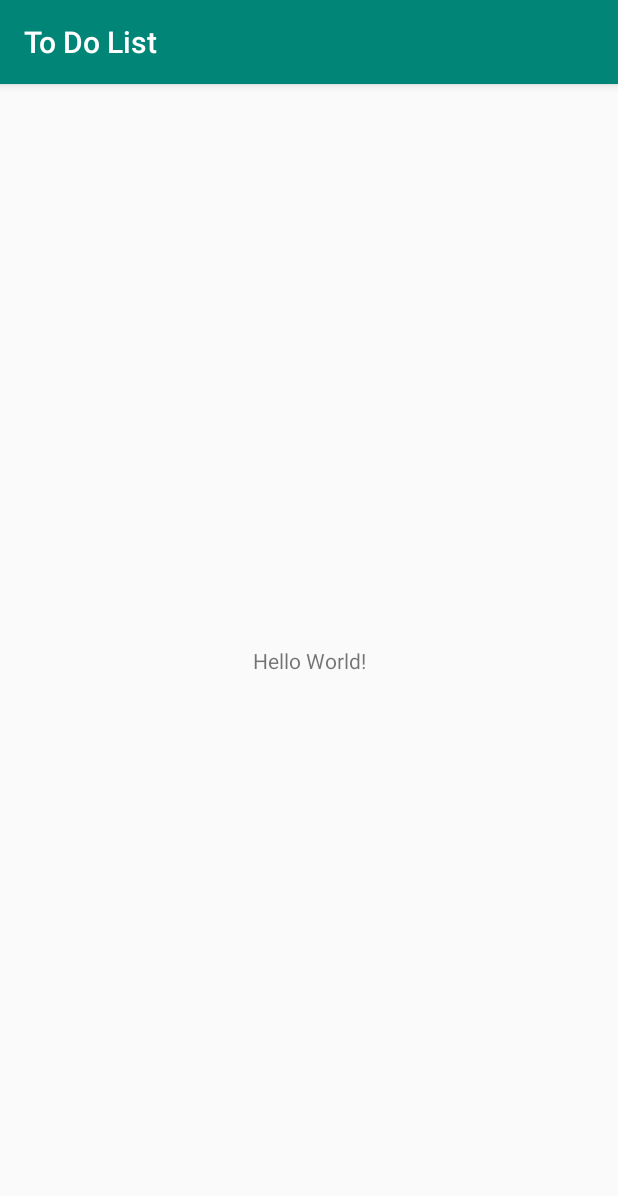
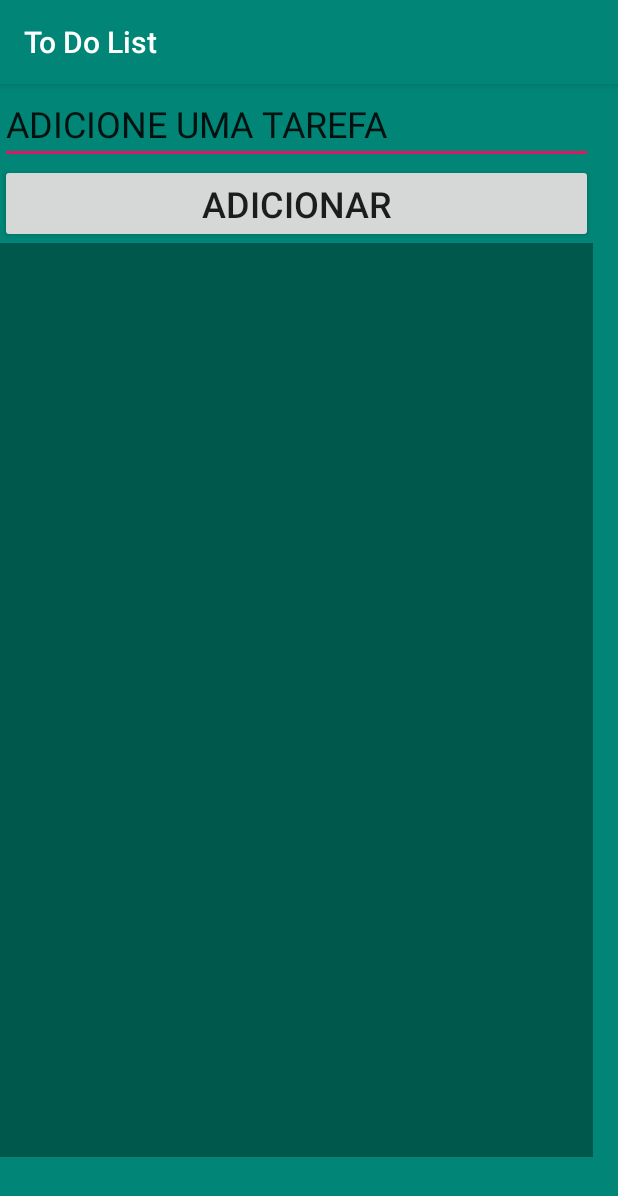
Before and after one commit to RonaldoSkibinski/ToDoList, an Android app: the screen it shows after launch (MainActivity), on a phone screen of 412 x 824 dp. Shown: the top 1196 px of the screen. Run offline under Robolectric (Android 15) with nearby library versions, the phone set to English and light mode, and no system bars.

Commit message:
Added text input, save button and ListView to layout

```diff
--- a/app/src/main/AndroidManifest.xml
+++ b/app/src/main/AndroidManifest.xml
@@ -1,6 +1,6 @@
 <?xml version="1.0" encoding="utf-8"?>
 <manifest xmlns:android="http://schemas.android.com/apk/res/android"
-    package="project.com.todolist" >
+    package="project.com.todolist">
 
     <application
         android:allowBackup="true"
@@ -8,8 +8,8 @@
         android:label="@string/app_name"
         android:roundIcon="@mipmap/ic_launcher_round"
         android:supportsRtl="true"
-        android:theme="@style/AppTheme" >
-        <activity android:name=".MainActivity" >
+        android:theme="@style/AppTheme">
+        <activity android:name=".MainActivity">
             <intent-filter>
                 <action android:name="android.intent.action.MAIN" />
 
--- a/app/src/main/java/project/com/todolist/MainActivity.java
+++ b/app/src/main/java/project/com/todolist/MainActivity.java
@@ -1,6 +1,7 @@
 package project.com.todolist;
 
 import androidx.appcompat.app.AppCompatActivity;
+
 import android.os.Bundle;
 
 public class MainActivity extends AppCompatActivity {
--- a/app/src/main/res/layout/activity_main.xml
+++ b/app/src/main/res/layout/activity_main.xml
@@ -1,19 +1,38 @@
 <?xml version="1.0" encoding="utf-8"?>
-<androidx.constraintlayout.widget.ConstraintLayout
-    xmlns:android="http://schemas.android.com/apk/res/android"
+<androidx.constraintlayout.widget.ConstraintLayout xmlns:android="http://schemas.android.com/apk/res/android"
+    xmlns:app="http://schemas.android.com/apk/res-auto"
     xmlns:tools="http://schemas.android.com/tools"
-    xmlns:app="http://schemas.android.com/apk/res-auto"
     android:layout_width="match_parent"
     android:layout_height="match_parent"
+    android:background="@color/colorPrimary"
     tools:context=".MainActivity">
 
-    <TextView
-        android:layout_width="wrap_content"
-        android:layout_height="wrap_content"
-        android:text="Hello World!"
-        app:layout_constraintBottom_toBottomOf="parent"
-        app:layout_constraintLeft_toLeftOf="parent"
-        app:layout_constraintRight_toRightOf="parent"
-        app:layout_constraintTop_toTopOf="parent" />
+    <LinearLayout
+        android:layout_width="395dp"
+        android:layout_height="715dp"
+        android:orientation="vertical"
+        tools:layout_editor_absoluteX="8dp"
+        tools:layout_editor_absoluteY="8dp">
 
+        <EditText
+            android:id="@+id/editText"
+            android:layout_width="match_parent"
+            android:layout_height="wrap_content"
+            android:ems="10"
+            android:inputType="textPersonName"
+            android:text="@string/txt_tarefas"
+            android:textSize="24sp" />
+
+        <Button
+            android:id="@+id/button"
+            android:layout_width="match_parent"
+            android:layout_height="wrap_content"
+            android:text="@string/txt_add"
+            android:textSize="24sp" />
+
+        <ListView
+            android:layout_width="match_parent"
+            android:layout_height="match_parent"
+            android:background="@color/colorPrimaryDark" />
+    </LinearLayout>
 </androidx.constraintlayout.widget.ConstraintLayout>
--- a/app/src/main/res/mipmap-anydpi-v26/ic_launcher.xml
+++ b/app/src/main/res/mipmap-anydpi-v26/ic_launcher.xml
@@ -1,5 +1,5 @@
 <?xml version="1.0" encoding="utf-8"?>
 <adaptive-icon xmlns:android="http://schemas.android.com/apk/res/android">
-    <background android:drawable="@drawable/ic_launcher_background"/>
-    <foreground android:drawable="@drawable/ic_launcher_foreground"/>
+    <background android:drawable="@drawable/ic_launcher_background" />
+    <foreground android:drawable="@drawable/ic_launcher_foreground" />
 </adaptive-icon>
--- a/app/src/main/res/mipmap-anydpi-v26/ic_launcher_round.xml
+++ b/app/src/main/res/mipmap-anydpi-v26/ic_launcher_round.xml
@@ -1,5 +1,5 @@
 <?xml version="1.0" encoding="utf-8"?>
 <adaptive-icon xmlns:android="http://schemas.android.com/apk/res/android">
-    <background android:drawable="@drawable/ic_launcher_background"/>
-    <foreground android:drawable="@drawable/ic_launcher_foreground"/>
+    <background android:drawable="@drawable/ic_launcher_background" />
+    <foreground android:drawable="@drawable/ic_launcher_foreground" />
 </adaptive-icon>
--- a/app/src/main/res/values/strings.xml
+++ b/app/src/main/res/values/strings.xml
@@ -1,3 +1,5 @@
 <resources>
     <string name="app_name">To Do List</string>
+    <string name="txt_tarefas">ADICIONE UMA TAREFA</string>
+    <string name="txt_add">ADICIONAR</string>
 </resources>
--- a/gradle.properties
+++ b/gradle.properties
@@ -1,21 +1,16 @@
 # Project-wide Gradle settings.
-
 # IDE (e.g. Android Studio) users:
 # Gradle settings configured through the IDE *will override*
 # any settings specified in this file.
-
 # For more details on how to configure your build environment visit
 # http://www.gradle.org/docs/current/userguide/build_environment.html
-
 # Specifies the JVM arguments used for the daemon process.
 # The setting is particularly useful for tweaking memory settings.
 org.gradle.jvmargs=-Xmx1536m
-
 # When configured, Gradle will run in incubating parallel mode.
 # This option should only be used with decoupled projects. More details, visit
 # http://www.gradle.org/docs/current/userguide/multi_project_builds.html#sec:decoupled_projects
 # org.gradle.parallel=true
-
 # AndroidX package structure to make it clearer which packages are bundled with the
 # Android operating system, and which are packaged with your app's APK
 # https://developer.android.com/topic/libraries/support-library/androidx-rn
```
Also changed, not shown: app/src/main/res/drawable-v24/ic_launcher_foreground.xml (+6 -6 lines), app/src/main/res/drawable/ic_launcher_background.xml (+166 -70 lines), 1 other file.
